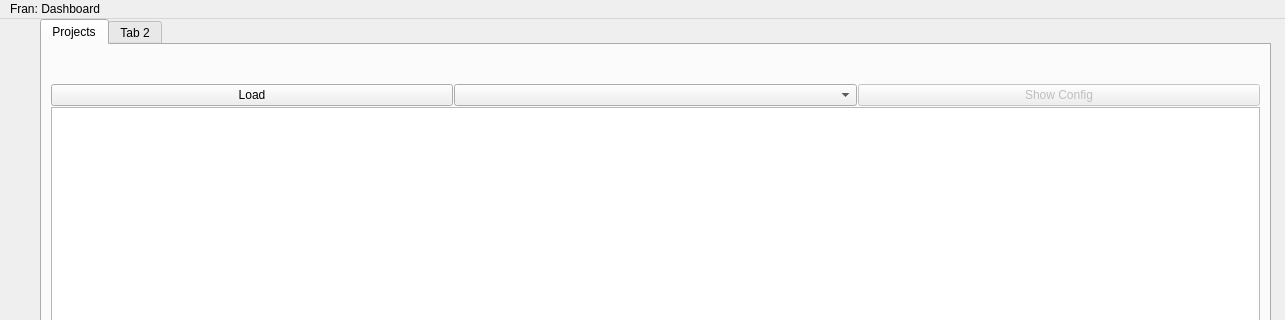
Before: the Qt Designer form fran/cpp/dashboard/src/mainwindow.ui in drusmanbashir/fran, drawn with Qt 5; both pictures show x 0 to 1285 and y 0 to 320 of the 1285 by 717 pixel window.
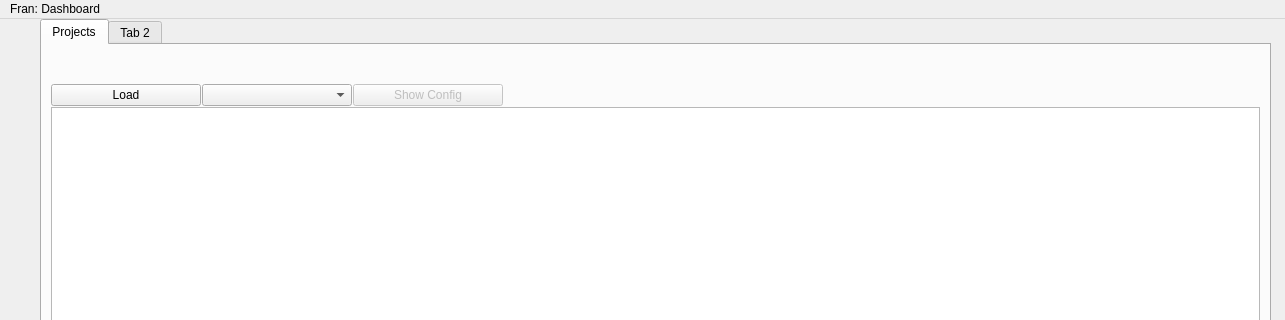
After: the same form once the commit is applied.

Commit message: get_pbar bugs

Diff of the .ui file:
```diff
--- a/fran/cpp/dashboard/src/mainwindow.ui
+++ b/fran/cpp/dashboard/src/mainwindow.ui
@@ -46,24 +46,56 @@
           </property>
           <item>
            <widget class="QPushButton" name="loadProjectBtn">
+            <property name="minimumSize">
+             <size>
+              <width>150</width>
+              <height>0</height>
+             </size>
+            </property>
             <property name="text">
              <string>Load</string>
             </property>
            </widget>
           </item>
           <item>
-           <widget class="QComboBox" name="projectsMenu"/>
+           <widget class="QComboBox" name="projectsMenu">
+            <property name="minimumSize">
+             <size>
+              <width>150</width>
+              <height>0</height>
+             </size>
+            </property>
+           </widget>
           </item>
           <item>
            <widget class="QPushButton" name="showPropsBtn">
             <property name="enabled">
              <bool>false</bool>
             </property>
+            <property name="minimumSize">
+             <size>
+              <width>150</width>
+              <height>0</height>
+             </size>
+            </property>
             <property name="text">
              <string>Show Config</string>
             </property>
            </widget>
           </item>
+          <item>
+           <spacer name="horizontalSpacer">
+            <property name="orientation">
+             <enum>Qt::Orientation::Horizontal</enum>
+            </property>
+            <property name="sizeHint" stdset="0">
+             <size>
+              <width>40</width>
+              <height>20</height>
+             </size>
+            </property>
+           </spacer>
+          </item>
          </layout>
         </item>
         <item>
```
The commit also changes 2 other files.
